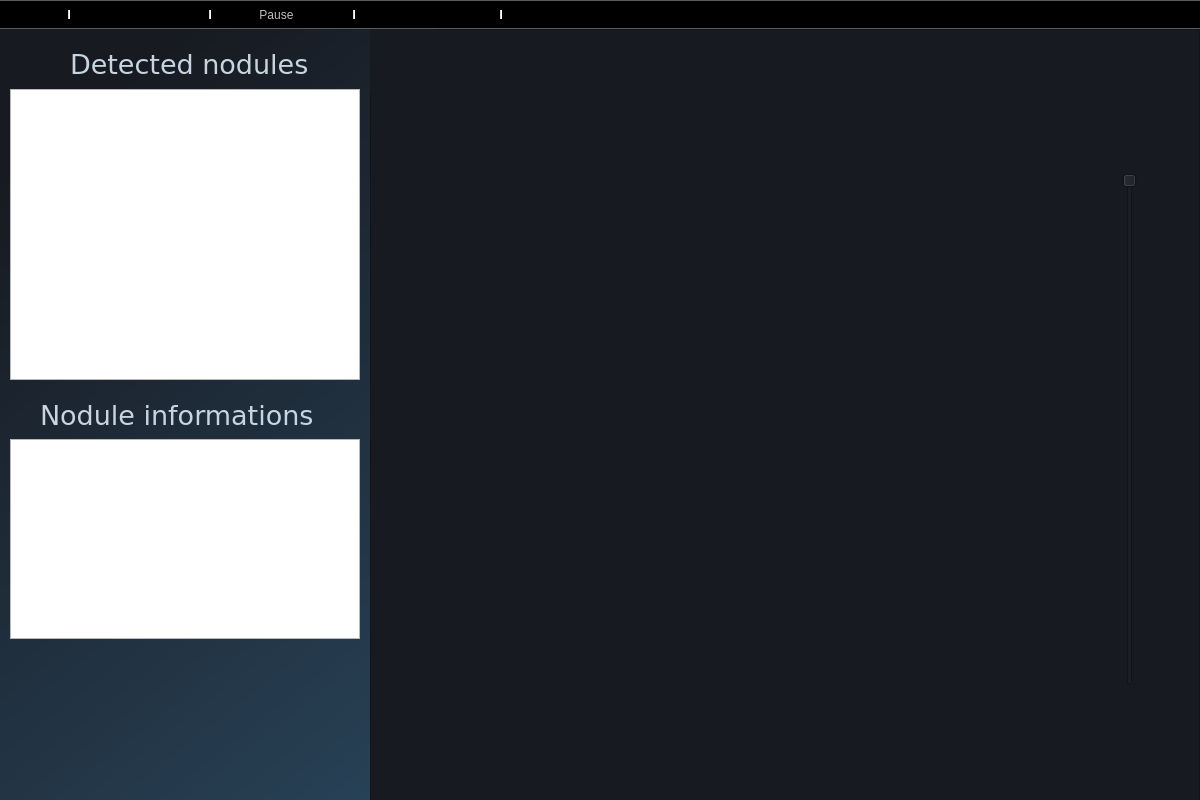
Before: the Qt Designer form UI files/detectionScreen.ui in Se1f0/GUI-PFE-MASTER, drawn with Qt 5.
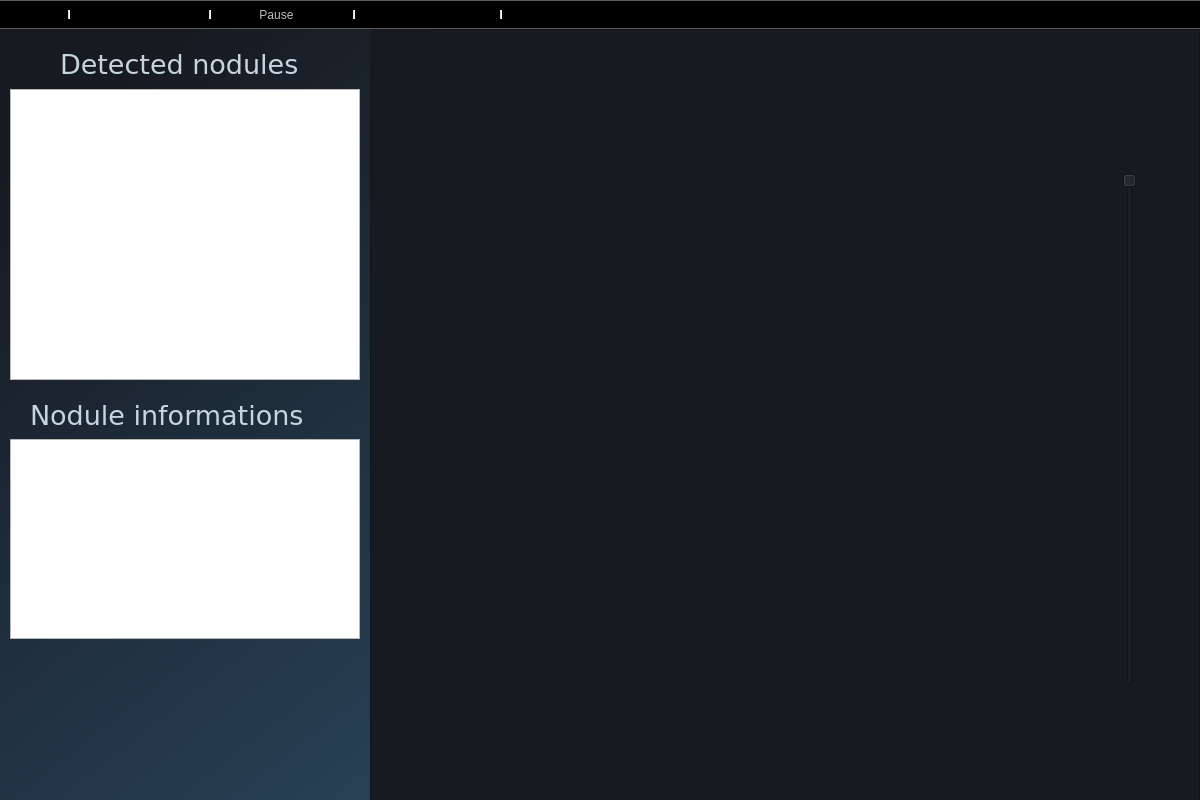
After: the same form once the commit is applied. Icons and pictures are not drawn.

```diff
--- a/UI files/detectionScreen.ui
+++ b/UI files/detectionScreen.ui
@@ -148,7 +148,7 @@
     <widget class="QLabel" name="metaTitle">
      <property name="geometry">
       <rect>
-       <x>70</x>
+       <x>60</x>
        <y>20</y>
        <width>240</width>
        <height>30</height>
@@ -214,7 +214,7 @@
     <widget class="QLabel" name="metaDataIcon">
      <property name="geometry">
       <rect>
-       <x>320</x>
+       <x>300</x>
        <y>20</y>
        <width>32</width>
        <height>32</height>
@@ -286,7 +286,7 @@
     <widget class="QLabel" name="informationsLabel">
      <property name="geometry">
       <rect>
-       <x>40</x>
+       <x>30</x>
        <y>370</y>
        <width>281</width>
        <height>32</height>
@@ -321,7 +321,7 @@
     <widget class="QLabel" name="informationsIcon">
      <property name="geometry">
       <rect>
-       <x>320</x>
+       <x>310</x>
        <y>370</y>
        <width>32</width>
        <height>32</height>
```
Left out of the diff: 2 changed lines with no effect on the pictures.
